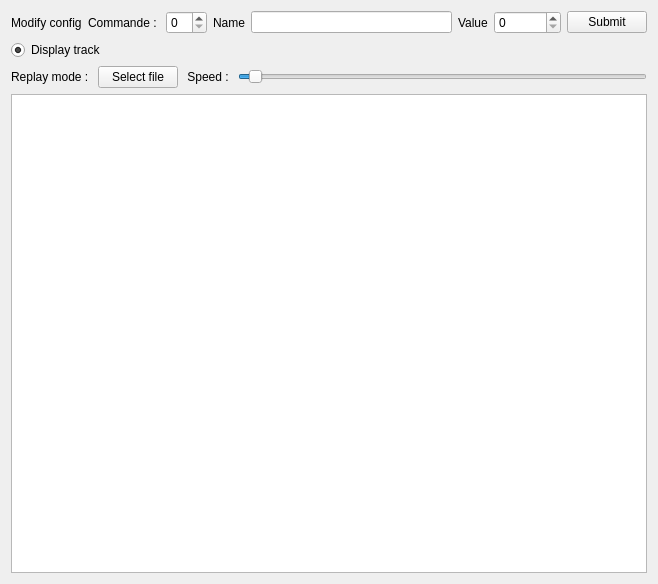
The window that src/gui/mainwindow.ui (ElieCo/MicroTransat) describes before a commit, drawn with Qt 5.
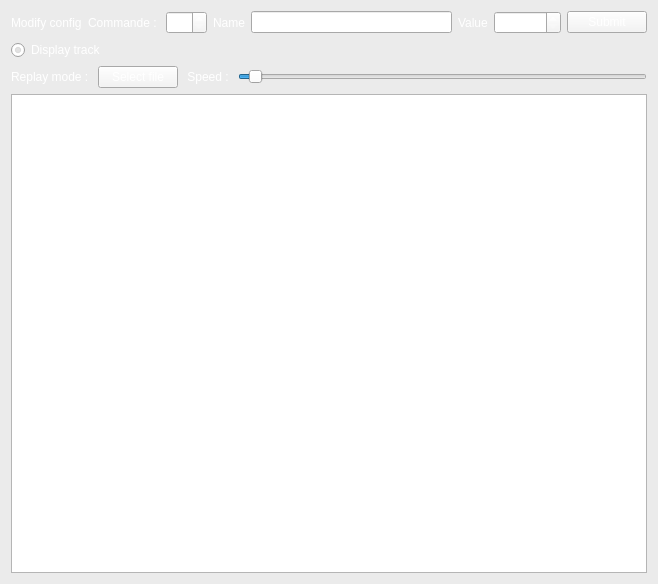
The same window after the commit.

Commit message: Add a column for raw data

Diff of the .ui file:
```diff
--- a/src/gui/mainwindow.ui
+++ b/src/gui/mainwindow.ui
@@ -16,6 +16,475 @@
     <height>584</height>
    </rect>
   </property>
+  <property name="palette">
+   <palette>
+    <active>
+     <colorrole role="WindowText">
+      <brush brushstyle="SolidPattern">
+       <color alpha="255">
+        <red>255</red>
+        <green>255</green>
+        <blue>255</blue>
+       </color>
+      </brush>
+     </colorrole>
+     <colorrole role="Button">
+      <brush brushstyle="SolidPattern">
+       <color alpha="255">
+        <red>244</red>
+        <green>244</green>
+        <blue>244</blue>
+       </color>
+      </brush>
+     </colorrole>
+     <colorrole role="Light">
+      <brush brushstyle="SolidPattern">
+       <color alpha="255">
+        <red>248</red>
+        <green>248</green>
+        <blue>248</blue>
+       </color>
+      </brush>
+     </colorrole>
+     <colorrole role="Midlight">
+      <brush brushstyle="SolidPattern">
+       <color alpha="255">
+        <red>250</red>
+        <green>250</green>
+        <blue>250</blue>
+       </color>
+      </brush>
+     </colorrole>
+     <colorrole role="Dark">
+      <brush brushstyle="SolidPattern">
+       <color alpha="255">
+        <red>245</red>
+        <green>241</green>
+        <blue>239</blue>
+       </color>
+      </brush>
+     </colorrole>
+     <colorrole role="Mid">
+      <brush brushstyle="SolidPattern">
+       <color alpha="255">
+        <red>247</red>
+        <green>247</green>
+        <blue>247</blue>
+       </color>
+      </brush>
+     </colorrole>
+     <colorrole role="Text">
+      <brush brushstyle="SolidPattern">
+       <color alpha="255">
+        <red>255</red>
+        <green>255</green>
+        <blue>255</blue>
+       </color>
+      </brush>
+     </colorrole>
+     <colorrole role="BrightText">
+      <brush brushstyle="SolidPattern">
+       <color alpha="255">
+        <red>255</red>
+        <green>255</green>
+        <blue>255</blue>
+       </color>
+      </brush>
+     </colorrole>
+     <colorrole role="ButtonText">
+      <brush brushstyle="SolidPattern">
+       <color alpha="255">
+        <red>255</red>
+        <green>255</green>
+        <blue>255</blue>
+       </color>
+      </brush>
+     </colorrole>
+     <colorrole role="Base">
+      <brush brushstyle="SolidPattern">
+       <color alpha="255">
+        <red>255</red>
+        <green>255</green>
+        <blue>255</blue>
+       </color>
+      </brush>
+     </colorrole>
+     <colorrole role="Window">
+      <brush brushstyle="SolidPattern">
+       <color alpha="255">
+        <red>235</red>
+        <green>235</green>
+        <blue>235</blue>
+       </color>
+      </brush>
+     </colorrole>
+     <colorrole role="Shadow">
+      <brush brushstyle="SolidPattern">
+       <color alpha="255">
+        <red>0</red>
+        <green>0</green>
+        <blue>0</blue>
+       </color>
+      </brush>
+     </colorrole>
+     <colorrole role="AlternateBase">
+      <brush brushstyle="SolidPattern">
+       <color alpha="255">
+        <red>238</red>
+        <green>238</green>
+        <blue>238</blue>
+       </color>
+      </brush>
+     </colorrole>
+     <colorrole role="NoRole">
+      <brush brushstyle="SolidPattern">
+       <color alpha="255">
+        <red>214</red>
+        <green>214</green>
+        <blue>214</blue>
+       </color>
+      </brush>
+     </colorrole>
+     <colorrole role="ToolTipBase">
+      <brush brushstyle="SolidPattern">
+       <color alpha="255">
+        <red>255</red>
+        <green>255</green>
+        <blue>220</blue>
+       </color>
+      </brush>
+     </colorrole>
+     <colorrole role="ToolTipText">
+      <brush brushstyle="SolidPattern">
+       <color alpha="255">
+        <red>0</red>
+        <green>0</green>
+        <blue>0</blue>
+       </color>
+      </brush>
+     </colorrole>
+     <colorrole role="PlaceholderText">
+      <brush brushstyle="SolidPattern">
+       <color alpha="128">
+        <red>247</red>
+        <green>247</green>
+        <blue>247</blue>
+       </color>
+      </brush>
+     </colorrole>
+    </active>
+    <inactive>
+     <colorrole role="WindowText">
+      <brush brushstyle="SolidPattern">
+       <color alpha="255">
+        <red>255</red>
+        <green>255</green>
+        <blue>255</blue>
+       </color>
+      </brush>
+     </colorrole>
+     <colorrole role="Button">
+      <brush brushstyle="SolidPattern">
+       <color alpha="255">
+        <red>244</red>
+        <green>244</green>
+        <blue>244</blue>
+       </color>
+      </brush>
+     </colorrole>
+     <colorrole role="Light">
+      <brush brushstyle="SolidPattern">
+       <color alpha="255">
+        <red>248</red>
+        <green>248</green>
+        <blue>248</blue>
+       </color>
+      </brush>
+     </colorrole>
+     <colorrole role="Midlight">
+      <brush brushstyle="SolidPattern">
+       <color alpha="255">
+        <red>250</red>
+        <green>250</green>
+        <blue>250</blue>
+       </color>
+      </brush>
+     </colorrole>
+     <colorrole role="Dark">
+      <brush brushstyle="SolidPattern">
+       <color alpha="255">
+        <red>245</red>
+        <green>241</green>
+        <blue>239</blue>
+       </color>
+      </brush>
+     </colorrole>
+     <colorrole role="Mid">
+      <brush brushstyle="SolidPattern">
+       <color alpha="255">
+        <red>247</red>
+        <green>247</green>
+        <blue>247</blue>
+       </color>
+      </brush>
+     </colorrole>
+     <colorrole role="Text">
+      <brush brushstyle="SolidPattern">
+       <color alpha="255">
+        <red>255</red>
+        <green>255</green>
+        <blue>255</blue>
+       </color>
+      </brush>
+     </colorrole>
+     <colorrole role="BrightText">
+      <brush brushstyle="SolidPattern">
+       <color alpha="255">
+        <red>255</red>
+        <green>255</green>
+        <blue>255</blue>
+       </color>
+      </brush>
+     </colorrole>
+     <colorrole role="ButtonText">
+      <brush brushstyle="SolidPattern">
+       <color alpha="255">
+        <red>255</red>
+        <green>255</green>
+        <blue>255</blue>
+       </color>
+      </brush>
+     </colorrole>
+     <colorrole role="Base">
+      <brush brushstyle="SolidPattern">
+       <color alpha="255">
+        <red>255</red>
+        <green>255</green>
+        <blue>255</blue>
+       </color>
+      </brush>
+     </colorrole>
+     <colorrole role="Window">
+      <brush brushstyle="SolidPattern">
+       <color alpha="255">
+        <red>235</red>
+        <green>235</green>
+        <blue>235</blue>
+       </color>
+      </brush>
+     </colorrole>
+     <colorrole role="Shadow">
+      <brush brushstyle="SolidPattern">
+       <color alpha="255">
+        <red>0</red>
+        <green>0</green>
+        <blue>0</blue>
+       </color>
+      </brush>
+     </colorrole>
+     <colorrole role="AlternateBase">
+      <brush brushstyle="SolidPattern">
+       <color alpha="255">
+        <red>238</red>
+        <green>238</green>
+        <blue>238</blue>
+       </color>
+      </brush>
+     </colorrole>
+     <colorrole role="NoRole">
+      <brush brushstyle="SolidPattern">
+       <color alpha="255">
+        <red>214</red>
+        <green>214</green>
+        <blue>214</blue>
+       </color>
+      </brush>
+     </colorrole>
+     <colorrole role="ToolTipBase">
+      <brush brushstyle="SolidPattern">
+       <color alpha="255">
+        <red>255</red>
+        <green>255</green>
+        <blue>220</blue>
+       </color>
+      </brush>
+     </colorrole>
+     <colorrole role="ToolTipText">
+      <brush brushstyle="SolidPattern">
+       <color alpha="255">
+        <red>0</red>
+        <green>0</green>
+        <blue>0</blue>
+       </color>
+      </brush>
+     </colorrole>
+     <colorrole role="PlaceholderText">
+      <brush brushstyle="SolidPattern">
+       <color alpha="128">
+        <red>247</red>
+        <green>247</green>
+        <blue>247</blue>
+       </color>
+      </brush>
+     </colorrole>
+    </inactive>
+    <disabled>
+     <colorrole role="WindowText">
+      <brush brushstyle="SolidPattern">
+       <color alpha="255">
+        <red>245</red>
+        <green>241</green>
+        <blue>239</blue>
+       </color>
+      </brush>
+     </colorrole>
+     <colorrole role="Button">
+      <brush brushstyle="SolidPattern">
+       <color alpha="255">
+        <red>244</red>
+        <green>244</green>
+        <blue>244</blue>
+       </color>
+      </brush>
+     </colorrole>
+     <colorrole role="Light">
+      <brush brushstyle="SolidPattern">
+       <color alpha="255">
+        <red>248</red>
+        <green>248</green>
+        <blue>248</blue>
+       </color>
+      </brush>
+     </colorrole>
+     <colorrole role="Midlight">
+      <brush brushstyle="SolidPattern">
+       <color alpha="255">
+        <red>250</red>
+        <green>250</green>
+        <blue>250</blue>
+       </color>
+      </brush>
+     </colorrole>
+     <colorrole role="Dark">
+      <brush brushstyle="SolidPattern">
+       <color alpha="255">
+        <red>245</red>
+        <green>241</green>
+        <blue>239</blue>
+       </color>
+      </brush>
+     </colorrole>
+     <colorrole role="Mid">
+      <brush brushstyle="SolidPattern">
+       <color alpha="255">
+        <red>247</red>
+        <green>247</green>
+        <blue>247</blue>
+       </color>
+      </brush>
+     </colorrole>
+     <colorrole role="Text">
+      <brush brushstyle="SolidPattern">
+       <color alpha="255">
+        <red>245</red>
+        <green>241</green>
+        <blue>239</blue>
+       </color>
+      </brush>
+     </colorrole>
+     <colorrole role="BrightText">
+      <brush brushstyle="SolidPattern">
+       <color alpha="255">
+        <red>255</red>
+        <green>255</green>
+        <blue>255</blue>
+       </color>
+      </brush>
+     </colorrole>
+     <colorrole role="ButtonText">
+      <brush brushstyle="SolidPattern">
+       <color alpha="255">
+        <red>245</red>
+        <green>241</green>
+        <blue>239</blue>
+       </color>
+      </brush>
+     </colorrole>
+     <colorrole role="Base">
+      <brush brushstyle="SolidPattern">
+       <color alpha="255">
+        <red>235</red>
+        <green>235</green>
+        <blue>235</blue>
+       </color>
+      </brush>
+     </colorrole>
+     <colorrole role="Window">
+      <brush brushstyle="SolidPattern">
+       <color alpha="255">
+        <red>235</red>
+        <green>235</green>
+        <blue>235</blue>
+       </color>
+      </brush>
+     </colorrole>
+     <colorrole role="Shadow">
+      <brush brushstyle="SolidPattern">
+       <color alpha="255">
+        <red>0</red>
+        <green>0</green>
+        <blue>0</blue>
+       </color>
+      </brush>
+     </colorrole>
+     <colorrole role="AlternateBase">
+      <brush brushstyle="SolidPattern">
+       <color alpha="255">
+        <red>238</red>
+        <green>238</green>
+        <blue>238</blue>
+       </color>
+      </brush>
+     </colorrole>
+     <colorrole role="NoRole">
+      <brush brushstyle="SolidPattern">
+       <color alpha="255">
+        <red>214</red>
+        <green>214</green>
+        <blue>214</blue>
+       </color>
+      </brush>
+     </colorrole>
+     <colorrole role="ToolTipBase">
+      <brush brushstyle="SolidPattern">
+       <color alpha="255">
+        <red>255</red>
+        <green>255</green>
+        <blue>220</blue>
+       </color>
+      </brush>
+     </colorrole>
+     <colorrole role="ToolTipText">
+      <brush brushstyle="SolidPattern">
+       <color alpha="255">
+        <red>0</red>
+        <green>0</green>
+        <blue>0</blue>
+       </color>
+      </brush>
+     </colorrole>
+     <colorrole role="PlaceholderText">
+      <brush brushstyle="SolidPattern">
+       <color alpha="128">
+        <red>247</red>
+        <green>247</green>
+        <blue>247</blue>
+       </color>
+      </brush>
+     </colorrole>
+    </disabled>
+   </palette>
+  </property>
   <property name="windowTitle">
    <string>Demo 001</string>
   </property>
```
Left out of the diff: 2 changed lines with no effect on the pictures. The commit also changes 1 other file.
